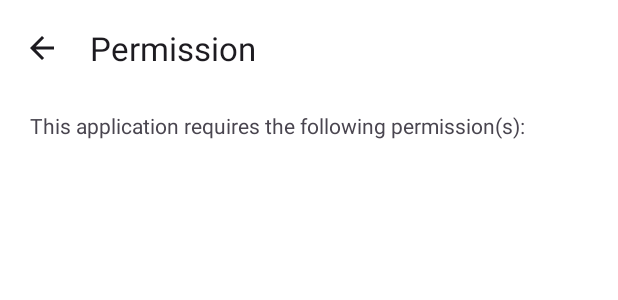
After one commit to HonQout/Sume_Launcher, an Android app: the layout activity_permission.xml on its own in the app's theme, with its tools: preview values and no code run, on a phone screen of 412 x 824 dp. The commit adds this screen. Shown: the top 300 px of the screen. Run offline under Robolectric (Android 15) with nearby library versions, the phone set to English and light mode, and no system bars.

Commit message:
2025-12-16 Version: 1.0.5(1.1beta5) Changes and improvements: 1. Removed some unused permissions. 2. Added PermissionActivity to show requested permissions.

```diff
--- a/app/src/main/java/com/qch/sumelauncher/activity/LauncherActivity.java
+++ b/app/src/main/java/com/qch/sumelauncher/activity/LauncherActivity.java
@@ -47,11 +47,10 @@ public class LauncherActivity extends AppCompatActivity {
     @Override
     protected void onCreate(Bundle savedInstanceState) {
         super.onCreate(savedInstanceState);
+        // Set view
         EdgeToEdge.enable(this);
-        // Set view
         binding = ActivityMainBinding.inflate(getLayoutInflater());
         setContentView(binding.getRoot());
-        WindowCompat.setDecorFitsSystemWindows(getWindow(), false);
         UIUtils.setViewFitsSystemWindows(binding.getRoot());
         // Handle back event
         getOnBackPressedDispatcher().addCallback(this, new OnBackPressedCallback(true) {
--- a/app/src/main/java/com/qch/sumelauncher/activity/SettingsActivity.java
+++ b/app/src/main/java/com/qch/sumelauncher/activity/SettingsActivity.java
@@ -38,11 +38,10 @@ public class SettingsActivity extends AppCompatActivity {
     @Override
     protected void onCreate(Bundle savedInstanceState) {
         super.onCreate(savedInstanceState);
+        // Set view
         EdgeToEdge.enable(this);
-        // Set view
         binding = ActivitySettingsBinding.inflate(getLayoutInflater());
         setContentView(binding.getRoot());
-        WindowCompat.setDecorFitsSystemWindows(getWindow(), false);
         UIUtils.setViewFitsSystemWindows(binding.getRoot());
         // Initialize view
         binding.aSettingsMt.setNavigationOnClickListener(v ->
@@ -95,6 +94,9 @@ public class SettingsActivity extends AppCompatActivity {
                 } else {
                     Toast.makeText(getContext(), R.string.cannot_find_activity, Toast.LENGTH_SHORT).show();
                 }
+            } else if (Objects.equals(key, "requested_permissions")) {
+                Intent intent = new Intent(requireActivity(), PermissionActivity.class);
+                startActivity(intent);
             } else if (Objects.equals(key, "view_github_page")) {
                 IntentUtils.handleLaunchIntentResult(
                         requireContext(),
--- /dev/null
+++ b/app/src/main/res/layout/activity_permission.xml
@@ -0,0 +1,64 @@
+<?xml version="1.0" encoding="utf-8"?>
+<androidx.constraintlayout.widget.ConstraintLayout xmlns:android="http://schemas.android.com/apk/res/android"
+    xmlns:app="http://schemas.android.com/apk/res-auto"
+    xmlns:tools="http://schemas.android.com/tools"
+    android:layout_width="match_parent"
+    android:layout_height="match_parent"
+    tools:context=".activity.PermissionActivity">
+
+    <com.google.android.material.appbar.AppBarLayout
+        android:id="@+id/a_permission_abl"
+        android:layout_width="0dp"
+        android:layout_height="wrap_content"
+        app:layout_constraintEnd_toEndOf="parent"
+        app:layout_constraintStart_toStartOf="parent"
+        app:layout_constraintTop_toTopOf="parent">
+
+        <com.google.android.material.appbar.MaterialToolbar
+            android:id="@+id/a_permission_mt"
+            android:layout_width="match_parent"
+            android:layout_height="wrap_content"
+            android:background="?android:windowBackground"
+            app:navigationIcon="@drawable/baseline_arrow_back_24"
+            app:navigationIconTint="?android:textColorPrimary"
+            app:title="@string/title_activity_permission"
+            app:titleTextColor="?android:textColorPrimary" />
+
+    </com.google.android.material.appbar.AppBarLayout>
+
+    <LinearLayout
+        android:id="@+id/a_permission_ll"
+        android:layout_width="match_parent"
+        android:layout_height="0dp"
+        app:layout_constraintBottom_toBottomOf="parent"
+        app:layout_constraintEnd_toEndOf="parent"
+        app:layout_constraintStart_toStartOf="parent"
+        app:layout_constraintTop_toBottomOf="@id/a_permission_abl"
+        android:orientation="vertical"
+        android:padding="10dp">
+
+        <FrameLayout
+            android:id="@+id/a_permission_fl"
+            android:layout_width="match_parent"
+            android:layout_height="wrap_content"
+            android:gravity="center_vertical"
+            android:paddingStart="10dp"
+            android:paddingEnd="10dp">
+
+            <TextView
+                android:id="@+id/a_permission_tv"
+                android:layout_width="wrap_content"
+                android:layout_height="wrap_content"
+                android:layout_gravity="start|center_vertical"
+                android:text="@string/require_following_permission" />
+
+        </FrameLayout>
+
+        <androidx.recyclerview.widget.RecyclerView
+            android:id="@+id/a_permission_rv"
+            android:layout_width="match_parent"
+            android:layout_height="match_parent" />
+
+    </LinearLayout>
+
+</androidx.constraintlayout.widget.ConstraintLayout>
--- a/app/src/main/res/values-land/dimens.xml
+++ b/app/src/main/res/values-land/dimens.xml
@@ -5,4 +5,5 @@
     <dimen name="app_icon_size">40dp</dimen>
     <dimen name="app_label_size">12sp</dimen>
     <dimen name="bottom_icon_size">50dp</dimen>
+    <dimen name="dialog_title_size">24sp</dimen>
 </resources>
--- a/app/src/main/res/values-w1240dp/dimens.xml
+++ b/app/src/main/res/values-w1240dp/dimens.xml
@@ -5,4 +5,5 @@
     <dimen name="app_icon_size">80dp</dimen>
     <dimen name="app_label_size">14sp</dimen>
     <dimen name="bottom_icon_size">80dp</dimen>
+    <dimen name="dialog_title_size">24sp</dimen>
 </resources>
--- a/app/src/main/res/values-w600dp/dimens.xml
+++ b/app/src/main/res/values-w600dp/dimens.xml
@@ -5,4 +5,5 @@
     <dimen name="app_icon_size">50dp</dimen>
     <dimen name="app_label_size">14sp</dimen>
     <dimen name="bottom_icon_size">50dp</dimen>
+    <dimen name="dialog_title_size">24sp</dimen>
 </resources>
--- a/app/src/main/res/values/dimens.xml
+++ b/app/src/main/res/values/dimens.xml
@@ -5,4 +5,5 @@
     <dimen name="app_icon_size">40dp</dimen>
     <dimen name="app_label_size">12sp</dimen>
     <dimen name="bottom_icon_size">50dp</dimen>
+    <dimen name="dialog_title_size">24sp</dimen>
 </resources>
--- a/app/src/main/res/values/strings.xml
+++ b/app/src/main/res/values/strings.xml
@@ -53,5 +53,9 @@
     <string name="bluetooth_icon">Bluetooth icon</string>
     <string name="request_permission">Request permission</string>
     <string name="perm_fine_location_reason">This application requires permission to access your fine location in order to display wifi signal level, wifi ssid and bluetooth connection state.\nYour location information will not be recorded or saved.\nIf you deny this permission, information mentiond above will not be displayed due to limitation of Android API.\nYou can press \"App info\" to go to Application Info page in system settings and grant this permission.</string>
+    <string name="requested_permissions">Requested permissions</string>
+    <string name="title_activity_permission">Permission</string>
+    <string name="require_following_permission">This application requires the following permission(s):</string>
+    <string name="confirm">Confirm</string>
 
 </resources>
--- a/app/src/main/res/xml/root_preferences.xml
+++ b/app/src/main/res/xml/root_preferences.xml
@@ -69,6 +69,11 @@
 
         <Preference
             app:iconSpaceReserved="false"
+            app:key="requested_permissions"
+            app:title="@string/requested_permissions" />
+
+        <Preference
+            app:iconSpaceReserved="false"
             app:key="view_github_page"
             app:summary="@string/github_address"
             app:title="@string/view_github_page" />
```
Also changed, not shown: app/src/main/AndroidManifest.xml (+6 -5 lines), app/src/main/java/com/qch/sumelauncher/activity/PermissionActivity.java (added, +58 -0 lines), app/src/main/java/com/qch/sumelauncher/adapter/recyclerview/PermissionRVAdapter.java (added, +105 -0 lines), app/src/main/java/com/qch/sumelauncher/bean/PermissionBean.java (added, +45 -0 lines), app/src/main/java/com/qch/sumelauncher/bean/item/TCItem.java (added, +27 -0 lines), app/src/main/java/com/qch/sumelauncher/bean/permission/PermissionSorted.java (added, +12 -0 lines), app/src/main/java/com/qch/sumelauncher/utils/PackageUtils.java (added, +51 -0 lines), app/src/main/java/com/qch/sumelauncher/viewmodel/PermissionViewModel.java (added, +85 -0 lines), app/src/main/res/layout/item_tc_v.xml (added, +26 -0 lines), app/src/main/java/com/qch/sumelauncher/adapter/recyclerview/AppRVAdapter.java (line endings or trailing spaces), 1 other file.
